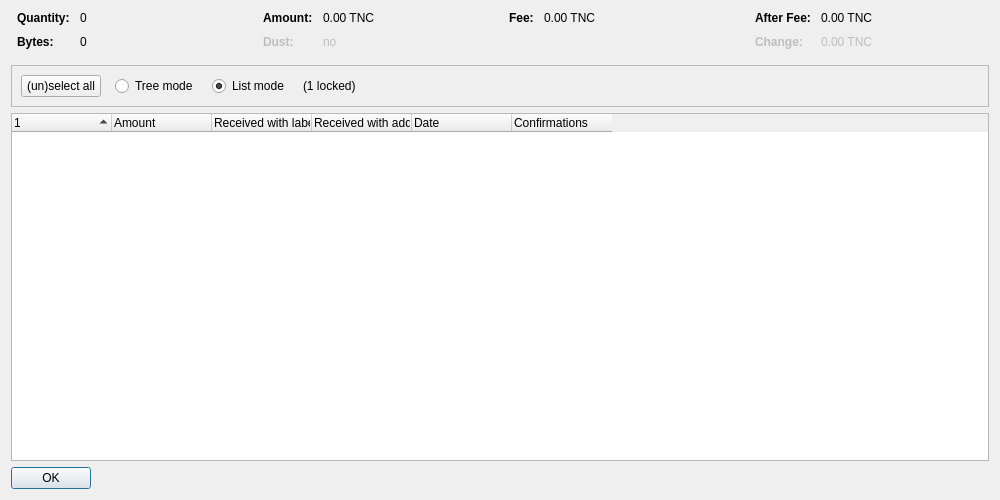
Before: the Qt Designer form src/qt/forms/coincontroldialog.ui in dmineglobal/techsnetworkcoin, drawn with Qt 5.
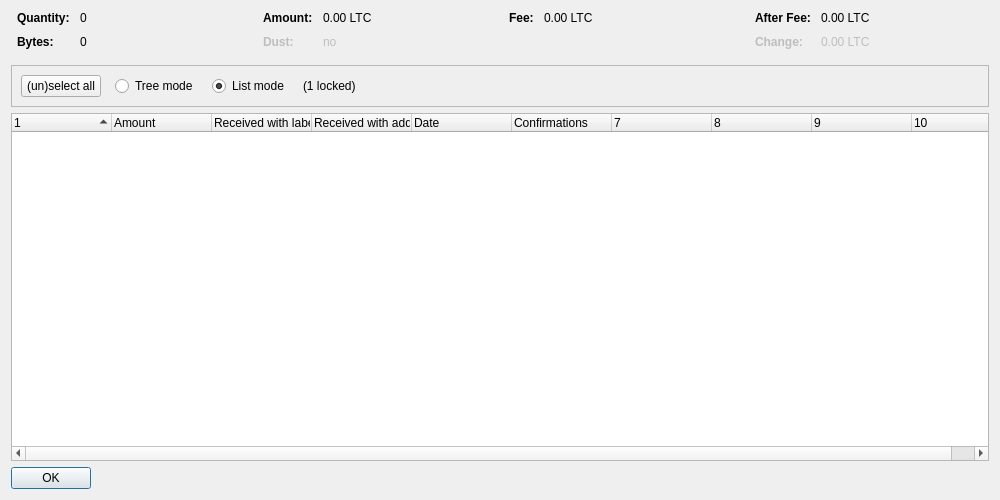
After: the same form once the commit is applied. Custom widgets are drawn as their Qt base class.

```diff
--- a/src/qt/forms/coincontroldialog.ui
+++ b/src/qt/forms/coincontroldialog.ui
@@ -132,7 +132,7 @@
           <enum>Qt::ActionsContextMenu</enum>
          </property>
          <property name="text">
-          <string notr="true">0.00 TNC</string>
+          <string notr="true">0.00 LTC</string>
          </property>
          <property name="textInteractionFlags">
           <set>Qt::LinksAccessibleByMouse|Qt::TextSelectableByKeyboard|Qt::TextSelectableByMouse</set>
@@ -212,7 +212,7 @@
           <enum>Qt::ActionsContextMenu</enum>
          </property>
          <property name="text">
-          <string notr="true">0.00 TNC</string>
+          <string notr="true">0.00 LTC</string>
          </property>
          <property name="textInteractionFlags">
           <set>Qt::LinksAccessibleByMouse|Qt::TextSelectableByKeyboard|Qt::TextSelectableByMouse</set>
@@ -257,7 +257,7 @@
           <enum>Qt::ActionsContextMenu</enum>
          </property>
          <property name="text">
-          <string notr="true">0.00 TNC</string>
+          <string notr="true">0.00 LTC</string>
          </property>
          <property name="textInteractionFlags">
           <set>Qt::LinksAccessibleByMouse|Qt::TextSelectableByKeyboard|Qt::TextSelectableByMouse</set>
@@ -292,7 +292,7 @@
           <enum>Qt::ActionsContextMenu</enum>
          </property>
          <property name="text">
-          <string notr="true">0.00 TNC</string>
+          <string notr="true">0.00 LTC</string>
          </property>
          <property name="textInteractionFlags">
           <set>Qt::LinksAccessibleByMouse|Qt::TextSelectableByKeyboard|Qt::TextSelectableByMouse</set>
@@ -402,7 +402,7 @@
       <bool>false</bool>
      </property>
      <property name="columnCount">
-      <number>6</number>
+      <number>10</number>
      </property>
      <attribute name="headerShowSortIndicator" stdset="0">
       <bool>true</bool>
```
Left out of the diff: 2 changed lines with no effect on the pictures.
